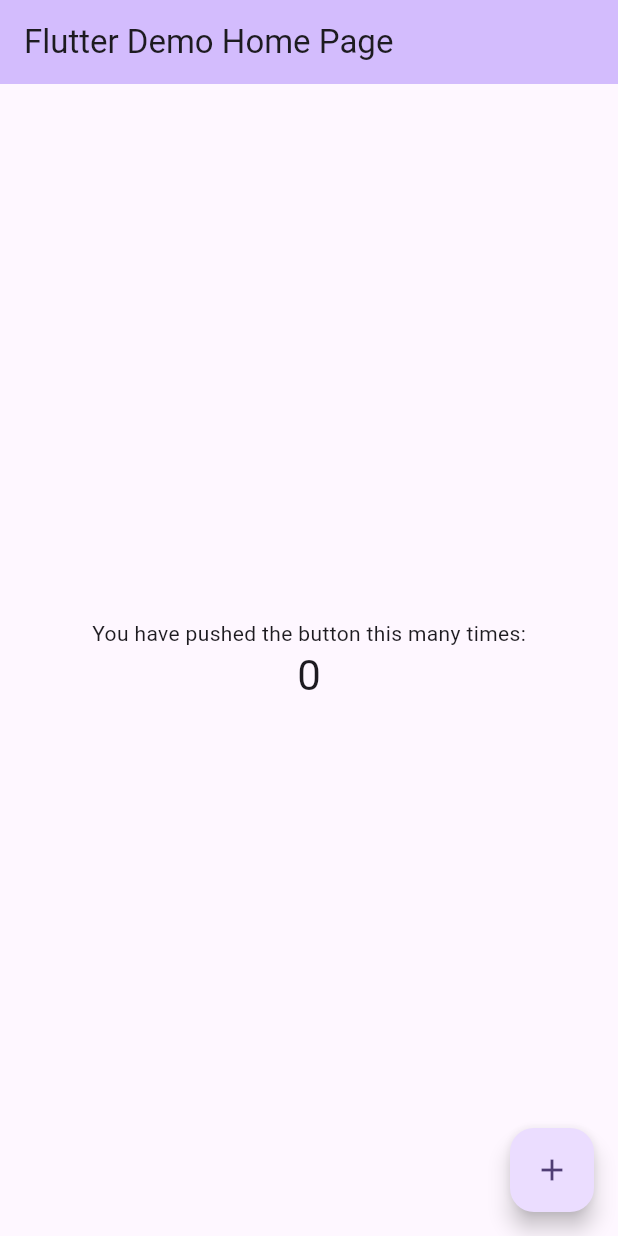
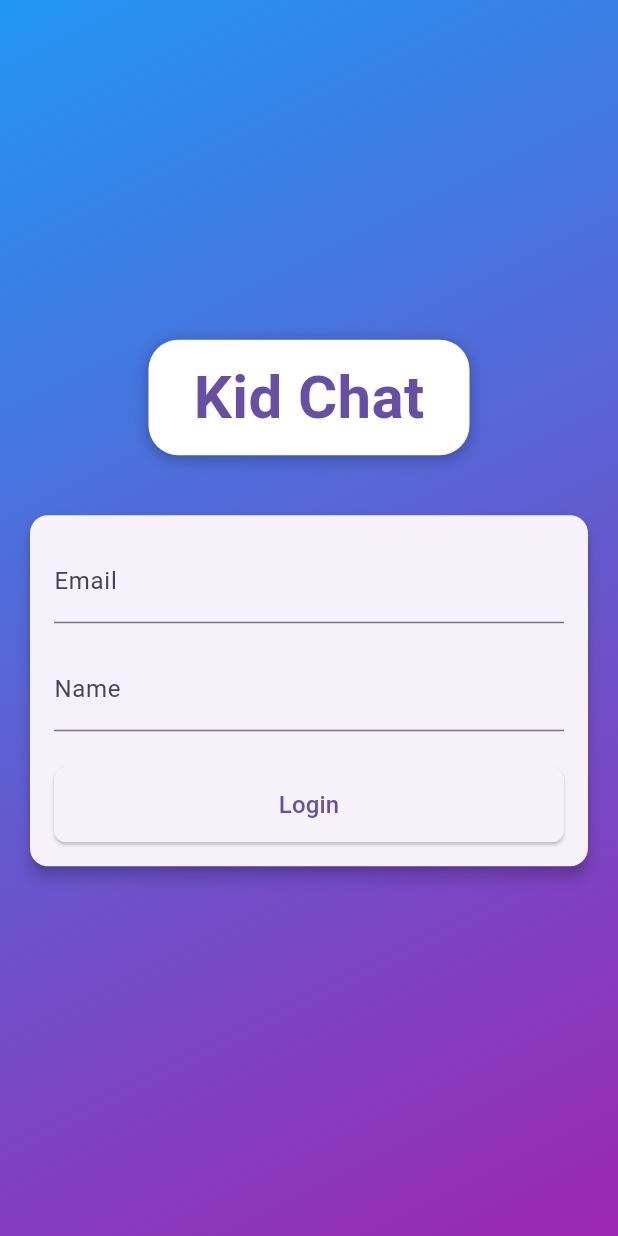
Before and after one commit to ykostov/hachkaton_chat_flutter, a Flutter app: the screen it shows after launch, on a phone screen of 412 x 824 dp. Run offline on Flutter 3.47's test engine with Material 3 defaults, Android fonts, the phone set to English and light mode, and no system bars; our stand-ins replace shared_preferences; accounts and stored records are empty; Roboto replaces fonts that are missing (OpenSans).

Commit message:
add logic logic and basic chat template

```diff
--- a/lib/main.dart
+++ b/lib/main.dart
@@ -1,125 +1,42 @@
 import 'package:flutter/material.dart';
+import 'screens/login_screen.dart';
+import 'screens/chat_screen.dart';
+import 'services/auth_service.dart';
 
 void main() {
-  runApp(const MyApp());
+  runApp(MyApp());
 }
 
 class MyApp extends StatelessWidget {
-  const MyApp({super.key});
-
-  // This widget is the root of your application.
   @override
   Widget build(BuildContext context) {
     return MaterialApp(
-      title: 'Flutter Demo',
+      title: 'Kid Chat App',
       theme: ThemeData(
-        // This is the theme of your application.
-        //
-        // TRY THIS: Try running your application with "flutter run". You'll see
-        // the application has a purple toolbar. Then, without quitting the app,
-        // try changing the seedColor in the colorScheme below to Colors.green
-        // and then invoke "hot reload" (save your changes or press the "hot
-        // reload" button in a Flutter-supported IDE, or press "r" if you used
-        // the command line to start the app).
-        //
-        // Notice that the counter didn't reset back to zero; the application
-        // state is not lost during the reload. To reset the state, use hot
-        // restart instead.
-        //
-        // This works for code too, not just values: Most code changes can be
-        // tested with just a hot reload.
-        colorScheme: ColorScheme.fromSeed(seedColor: Colors.deepPurple),
-        useMaterial3: true,
+        primarySwatch: Colors.blue,
+        visualDensity: VisualDensity.adaptivePlatformDensity,
+        fontFamily: 'OpenSans',
       ),
-      home: const MyHomePage(title: 'Flutter Demo Home Page'),
+      home: FutureBuilder(
+        future: AuthService().getCurrentUser(),
+        builder: (ctx, snapshot) {
+          if (snapshot.connectionState == ConnectionState.waiting) {
+            return Scaffold(
+              body: Center(
+                child: CircularProgressIndicator(),
+              ),
+            );
+          }
+          if (snapshot.hasData) {
+            return ChatScreen();
+          }
+          return LoginScreen();
+        },
+      ),
+      routes: {
+        '/login': (ctx) => LoginScreen(),
+        '/chat': (ctx) => ChatScreen(),
+      },
     );
   }
 }
-
-class MyHomePage extends StatefulWidget {
-  const MyHomePage({super.key, required this.title});
-
-  // This widget is the home page of your application. It is stateful, meaning
-  // that it has a State object (defined below) that contains fields that affect
-  // how it looks.
-
-  // This class is the configuration for the state. It holds the values (in this
-  // case the title) provided by the parent (in this case the App widget) and
-  // used by the build method of the State. Fields in a Widget subclass are
-  // always marked "final".
-
-  final String title;
-
-  @override
-  State<MyHomePage> createState() => _MyHomePageState();
-}
-
-class _MyHomePageState extends State<MyHomePage> {
-  int _counter = 0;
-
-  void _incrementCounter() {
-    setState(() {
-      // This call to setState tells the Flutter framework that something has
-      // changed in this State, which causes it to rerun the build method below
-      // so that the display can reflect the updated values. If we changed
-      // _counter without calling setState(), then the build method would not be
-      // called again, and so nothing would appear to happen.
-      _counter++;
-    });
-  }
-
-  @override
-  Widget build(BuildContext context) {
-    // This method is rerun every time setState is called, for instance as done
-    // by the _incrementCounter method above.
-    //
-    // The Flutter framework has been optimized to make rerunning build methods
-    // fast, so that you can just rebuild anything that needs updating rather
-    // than having to individually change instances of widgets.
-    return Scaffold(
-      appBar: AppBar(
-        // TRY THIS: Try changing the color here to a specific color (to
-        // Colors.amber, perhaps?) and trigger a hot reload to see the AppBar
-        // change color while the other colors stay the same.
-        backgroundColor: Theme.of(context).colorScheme.inversePrimary,
-        // Here we take the value from the MyHomePage object that was created by
-        // the App.build method, and use it to set our appbar title.
-        title: Text(widget.title),
-      ),
-      body: Center(
-        // Center is a layout widget. It takes a single child and positions it
-        // in the middle of the parent.
-        child: Column(
-          // Column is also a layout widget. It takes a list of children and
-          // arranges them vertically. By default, it sizes itself to fit its
-          // children horizontally, and tries to be as tall as its parent.
-          //
-          // Column has various properties to control how it sizes itself and
-          // how it positions its children. Here we use mainAxisAlignment to
-          // center the children vertically; the main axis here is the vertical
-          // axis because Columns are vertical (the cross axis would be
-          // horizontal).
-          //
-          // TRY THIS: Invoke "debug painting" (choose the "Toggle Debug Paint"
-          // action in the IDE, or press "p" in the console), to see the
-          // wireframe for each widget.
-          mainAxisAlignment: MainAxisAlignment.center,
-          children: <Widget>[
-            const Text(
-              'You have pushed the button this many times:',
-            ),
-            Text(
-              '$_counter',
-              style: Theme.of(context).textTheme.headlineMedium,
-            ),
-          ],
-        ),
-      ),
-      floatingActionButton: FloatingActionButton(
-        onPressed: _incrementCounter,
-        tooltip: 'Increment',
-        child: const Icon(Icons.add),
-      ), // This trailing comma makes auto-formatting nicer for build methods.
-    );
-  }
-}
--- /dev/null
+++ b/lib/models/kid_user.dart
@@ -0,0 +1,27 @@
+class KidUser {
+  final String id;
+  final String name;
+  final String email;
+
+  KidUser({
+    required this.id,
+    required this.name,
+    required this.email,
+  });
+
+  factory KidUser.fromJson(Map<String, dynamic> json) {
+    return KidUser(
+      id: json['id'],
+      name: json['name'],
+      email: json['email'],
+    );
+  }
+
+  Map<String, dynamic> toJson() {
+    return {
+      'id': id,
+      'name': name,
+      'email': email,
+    };
+  }
+}
--- /dev/null
+++ b/lib/screens/login_screen.dart
@@ -0,0 +1,68 @@
+import 'package:flutter/material.dart';
+import '../widgets/login_form.dart';
+
+class LoginScreen extends StatelessWidget {
+  static const routeName = '/login';
+
+  const LoginScreen({Key? key}) : super(key: key);
+
+  @override
+  Widget build(BuildContext context) {
+    return Scaffold(
+      body: Container(
+        decoration: BoxDecoration(
+          gradient: LinearGradient(
+            colors: [
+              Colors.blue,
+              Colors.purple,
+            ],
+            begin: Alignment.topLeft,
+            end: Alignment.bottomRight,
+          ),
+        ),
+        child: Center(
+          child: SingleChildScrollView(
+            child: Column(
+              mainAxisAlignment: MainAxisAlignment.center,
+              children: [
+                Container(
+                  margin: const EdgeInsets.only(bottom: 20),
+                  padding: const EdgeInsets.symmetric(
+                    vertical: 10,
+                    horizontal: 30,
+                  ),
+                  decoration: BoxDecoration(
+                    borderRadius: BorderRadius.circular(20),
+                    color: Colors.white,
+                    boxShadow: [
+                      BoxShadow(
+                        blurRadius: 8,
+                        color: Colors.black26,
+                        offset: Offset(0, 2),
+                      )
+                    ],
+                  ),
+                  child: Text(
+                    'Kid Chat',
+                    style: TextStyle(
+                      fontSize: 40,
+                      fontWeight: FontWeight.bold,
+                      color: Theme.of(context).primaryColor,
+                    ),
+                  ),
+                ),
+                LoginForm(
+                  onLoginResult: (success) {
+                    if (success) {
+                      Navigator.of(context).pushReplacementNamed('/chat');
+                    }
+                  },
+                ),
+              ],
+            ),
+          ),
+        ),
+      ),
+    );
+  }
+}
--- /dev/null
+++ b/lib/services/auth_service.dart
@@ -0,0 +1,50 @@
+import 'dart:convert';
+import 'package:http/http.dart' as http;
+import 'package:shared_preferences/shared_preferences.dart';
+import '../models/kid_user.dart';
+
+class AuthService {
+  // This would be your actual API URL in production
+  final String baseUrl = 'http://your-phoenix-api-url';
+
+  Future<KidUser?> loginKid(String email, String name) async {
+    // This is a placeholder for the actual API call
+    // In a real implementation, you would verify the kid's credentials with your API
+
+    // Simulating a successful login for demo purposes
+    await Future.delayed(Duration(seconds: 1));
+
+    // Create a mock kid user
+    final kidUser = KidUser(
+      id: '123',
+      name: name,
+      email: email,
+    );
+
+    // Save user info to local storage
+    await _saveUserToPrefs(kidUser);
+
+    return kidUser;
+  }
+
+  Future<void> logout() async {
+    final prefs = await SharedPreferences.getInstance();
+    await prefs.remove('kid_user');
+  }
+
+  Future<KidUser?> getCurrentUser() async {
+    final prefs = await SharedPreferences.getInstance();
+    final userStr = prefs.getString('kid_user');
+
+    if (userStr != null) {
+      return KidUser.fromJson(json.decode(userStr));
+    }
+
+    return null;
+  }
+
+  Future<void> _saveUserToPrefs(KidUser user) async {
+    final prefs = await SharedPreferences.getInstance();
+    await prefs.setString('kid_user', json.encode(user.toJson()));
+  }
+}
--- /dev/null
+++ b/lib/widgets/login_form.dart
@@ -0,0 +1,136 @@
+import 'package:flutter/material.dart';
+import '../services/auth_service.dart';
+
+class LoginForm extends StatefulWidget {
+  final Function(bool) onLoginResult;
+
+  const LoginForm({Key? key, required this.onLoginResult}) : super(key: key);
+
+  @override
+  _LoginFormState createState() => _LoginFormState();
+}
+
+class _LoginFormState extends State<LoginForm> {
+  final _formKey = GlobalKey<FormState>();
+  final _emailController = TextEditingController();
+  final _nameController = TextEditingController();
+  final _authService = AuthService();
+  bool _isLoading = false;
+
+  @override
+  void dispose() {
+    _emailController.dispose();
+    _nameController.dispose();
+    super.dispose();
+  }
+
+  Future<void> _submit() async {
+    if (!_formKey.currentState!.validate()) {
+      return;
+    }
+
+    setState(() {
+      _isLoading = true;
+    });
+
+    try {
+      final user = await _authService.loginKid(
+        _emailController.text.trim(),
+        _nameController.text.trim(),
+      );
+
+      if (user != null) {
+        widget.onLoginResult(true);
+      } else {
+        _showErrorDialog('Login failed');
+        widget.onLoginResult(false);
+      }
+    } catch (error) {
+      _showErrorDialog('An error occurred: ${error.toString()}');
+      widget.onLoginResult(false);
+    } finally {
+      if (mounted) {
+        setState(() {
+          _isLoading = false;
+        });
+      }
+    }
+  }
+
+  void _showErrorDialog(String message) {
+    showDialog(
+      context: context,
+      builder: (ctx) => AlertDialog(
+        title: Text('Error'),
+        content: Text(message),
+        actions: [
+          TextButton(
+            onPressed: () => Navigator.of(ctx).pop(),
+            child: Text('OK'),
+          ),
+        ],
+      ),
+    );
+  }
+
+  @override
+  Widget build(BuildContext context) {
+    return Card(
+      elevation: 4,
+      margin: const EdgeInsets.all(20),
+      child: Padding(
+        padding: const EdgeInsets.all(16),
+        child: Form(
+          key: _formKey,
+          child: Column(
+            mainAxisSize: MainAxisSize.min,
+            children: [
+              TextFormField(
+                controller: _emailController,
+                decoration: InputDecoration(labelText: 'Email'),
+                keyboardType: TextInputType.emailAddress,
+                validator: (value) {
+                  if (value == null || value.isEmpty) {
+                    return 'Please enter your email';
+                  }
+                  if (!value.contains('@') || !value.contains('.')) {
+                    return 'Please enter a valid email';
+                  }
+                  return null;
+                },
+              ),
+              SizedBox(height: 16),
+              TextFormField(
+                controller: _nameController,
+                decoration: InputDecoration(labelText: 'Name'),
+                validator: (value) {
+                  if (value == null || value.isEmpty) {
+                    return 'Please enter your name';
+                  }
+                  return null;
+                },
+              ),
+              SizedBox(height: 24),
+              if (_isLoading)
+                CircularProgressIndicator()
+              else
+                ElevatedButton(
+                  onPressed: _submit,
+                  style: ElevatedButton.styleFrom(
+                    minimumSize: Size(double.infinity, 50),
+                    shape: RoundedRectangleBorder(
+                      borderRadius: BorderRadius.circular(8),
+                    ),
+                  ),
+                  child: Text(
+                    'Login',
+                    style: TextStyle(fontSize: 16),
+                  ),
+                ),
+            ],
+          ),
+        ),
+      ),
+    );
+  }
+}
--- a/pubspec.yaml
+++ b/pubspec.yaml
@@ -34,6 +34,10 @@ dependencies:
   # The following adds the Cupertino Icons font to your application.
   # Use with the CupertinoIcons class for iOS style icons.
   cupertino_icons: ^1.0.8
+  provider: ^6.0.5
+  http: ^1.1.0
+  shared_preferences: ^2.2.0
+  intl: ^0.18.1
 
 dev_dependencies:
   flutter_test:
```
Also changed, not shown: lib/screens/chat_screen.dart (added, +159 -0 lines), lib/widgets/message_bubble.dart (added, +68 -0 lines), pubspec.lock, 10 other files.
